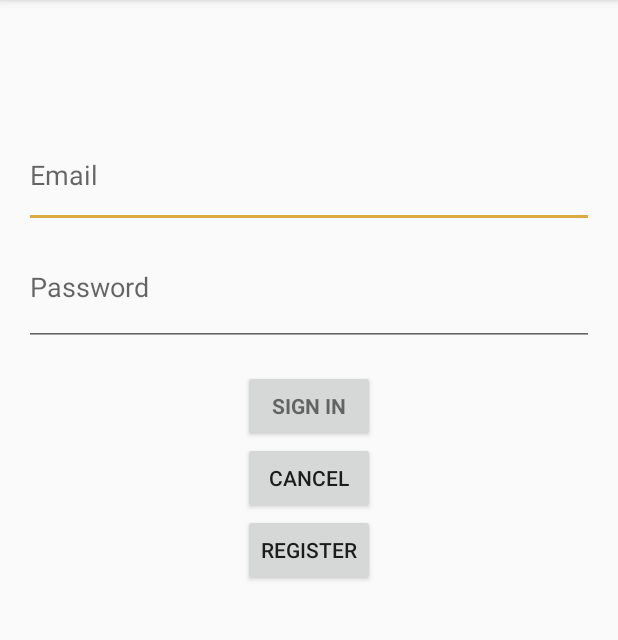
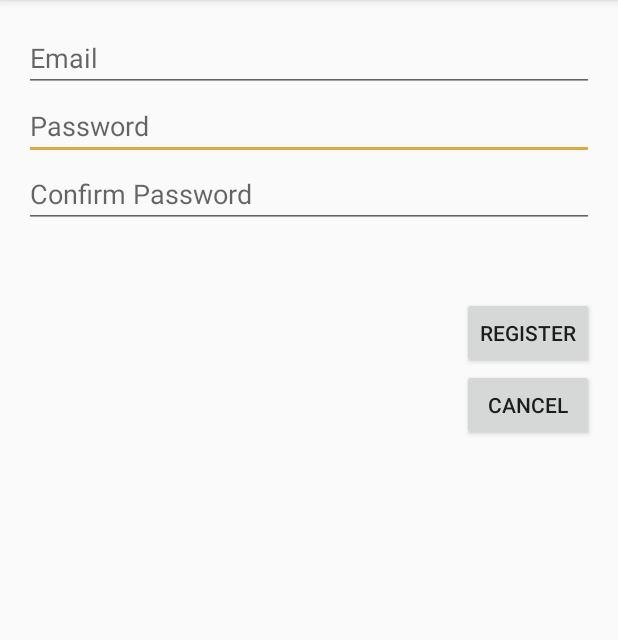
Before and after one commit to kananx/BuzzMovies, an Android app: the screen it shows after launch (LoginActivity before the commit, RegistrationScreen after it), after a tap on "REGISTER", on a phone screen of 412 x 824 dp, the part 84-724 px from its top. Run offline under Robolectric (Android 15) with nearby library versions, the phone set to English and light mode, and no system bars; 2 statements that could not run were skipped.

```diff
--- a/app/src/main/java/at/str/buzzmovies/LoginActivity.java
+++ b/app/src/main/java/at/str/buzzmovies/LoginActivity.java
@@ -84,6 +84,7 @@ public class LoginActivity extends AppCompatActivity implements LoaderCallbacks<
                 return false;
             }
         });
+
 
         Button mEmailSignInButton = (Button) findViewById(R.id.email_sign_in_button);
         mEmailSignInButton.setOnClickListener(new OnClickListener() {
--- /dev/null
+++ b/app/src/main/java/at/str/buzzmovies/RegistrationScreen.java
@@ -0,0 +1,42 @@
+package at.str.buzzmovies;
+
+import android.content.Intent;
+import android.support.v7.app.AppCompatActivity;
+import android.os.Bundle;
+import android.view.View;
+import android.widget.Button;
+
+public class RegistrationScreen extends AppCompatActivity {
+
+    @Override
+    protected void onCreate(Bundle savedInstanceState) {
+        super.onCreate(savedInstanceState);
+        setContentView(R.layout.activity_registration_screen);
+
+        Button mCancelButton = (Button) findViewById(R.id.cancel_reg);
+        mCancelButton.setOnClickListener(new View.OnClickListener() {
+            @Override
+            public void onClick(View view) {
+                cancel();
+            }
+        });
+
+        Button mRegisterButton = (Button) findViewById(R.id.submit_reg);
+        mRegisterButton.setOnClickListener(new View.OnClickListener() {
+            @Override
+            public void onClick(View view) {
+                register();
+            }
+        });
+    }
+
+    private void cancel() {
+        Intent toLoginActivity = new Intent(this, LoginActivity.class);
+        startActivity(toLoginActivity);
+    }
+
+    private void register() {
+        Intent toHomeActivity = new Intent(this, HomeActivity.class);
+        startActivity(toHomeActivity);
+    }
+}
--- /dev/null
+++ b/app/src/main/res/layout/activity_registration_screen.xml
@@ -0,0 +1,70 @@
+<?xml version="1.0" encoding="utf-8"?>
+<RelativeLayout xmlns:android="http://schemas.android.com/apk/res/android"
+    xmlns:tools="http://schemas.android.com/tools"
+    android:layout_width="match_parent"
+    android:layout_height="match_parent"
+    android:paddingBottom="@dimen/activity_vertical_margin"
+    android:paddingLeft="@dimen/activity_horizontal_margin"
+    android:paddingRight="@dimen/activity_horizontal_margin"
+    android:paddingTop="@dimen/activity_vertical_margin"
+    tools:context="at.str.buzzmovies.RegistrationScreen">
+
+    <EditText
+        android:id="@+id/Password_Register"
+        android:layout_width="match_parent"
+        android:layout_height="wrap_content"
+        android:hint="Password"
+        android:imeActionId="@+id/login"
+        android:imeActionLabel="@string/action_sign_in_short"
+        android:imeOptions="actionUnspecified"
+        android:inputType="textPassword"
+        android:maxLines="1"
+        android:singleLine="true"
+        android:layout_weight="0.08"
+        android:layout_below="@+id/Email_Register"
+        android:layout_alignParentStart="true" />
+
+    <EditText
+        android:id="@+id/Password_confirm"
+        android:layout_width="match_parent"
+        android:layout_height="wrap_content"
+        android:hint="Confirm Password"
+        android:imeActionId="@+id/login"
+        android:imeActionLabel="@string/action_sign_in_short"
+        android:imeOptions="actionUnspecified"
+        android:inputType="textPassword"
+        android:maxLines="1"
+        android:singleLine="true"
+        android:layout_weight="0.08"
+        android:layout_below="@+id/Password_Register"
+        android:layout_alignParentStart="true" />
+
+    <EditText
+        android:layout_width="wrap_content"
+        android:layout_height="wrap_content"
+        android:inputType="textEmailAddress"
+        android:ems="10"
+        android:id="@+id/Email_Register"
+        android:layout_alignParentTop="true"
+        android:layout_alignParentStart="true"
+        android:layout_alignEnd="@+id/Password_Register"
+        android:hint="Email" />
+
+    <Button
+        android:layout_width="wrap_content"
+        android:layout_height="wrap_content"
+        android:text="@string/action_register"
+        android:id="@+id/submit_reg"
+        android:layout_below="@+id/Password_confirm"
+        android:layout_alignParentEnd="true"
+        android:layout_marginTop="46dp" />
+
+    <Button
+        android:layout_width="wrap_content"
+        android:layout_height="wrap_content"
+        android:text="@string/cancel_button_text"
+        android:id="@+id/cancel_reg"
+        android:layout_below="@+id/submit_reg"
+        android:layout_alignParentEnd="true" />
+
+</RelativeLayout>
```
Also changed, not shown: 1 other file.
